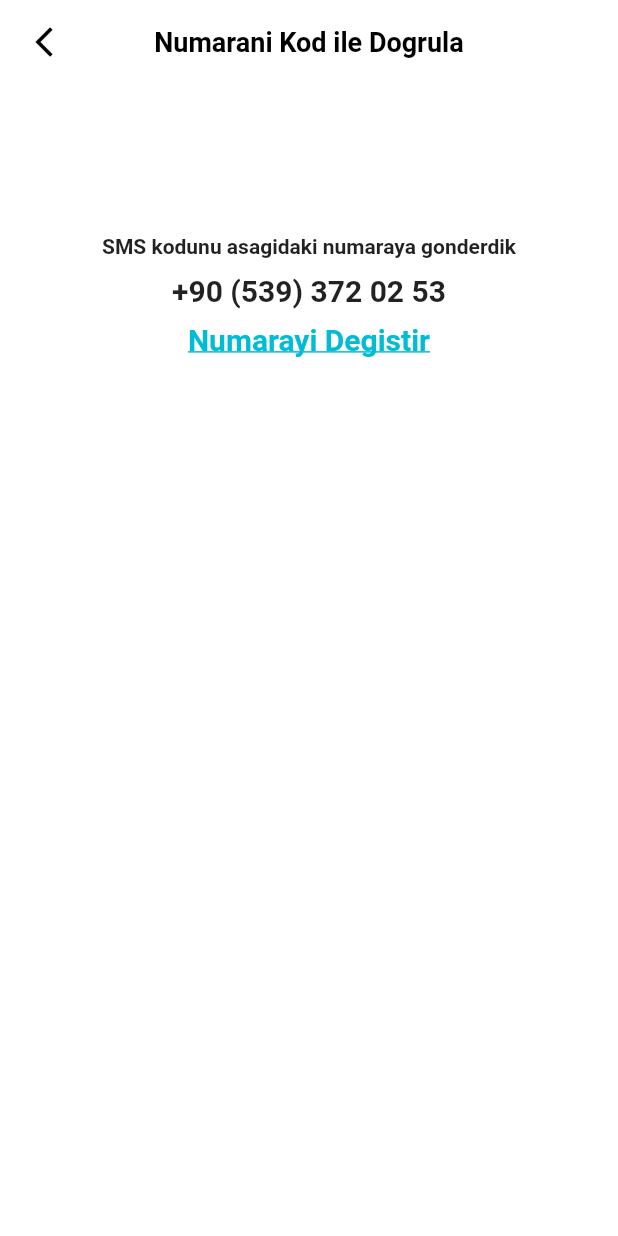
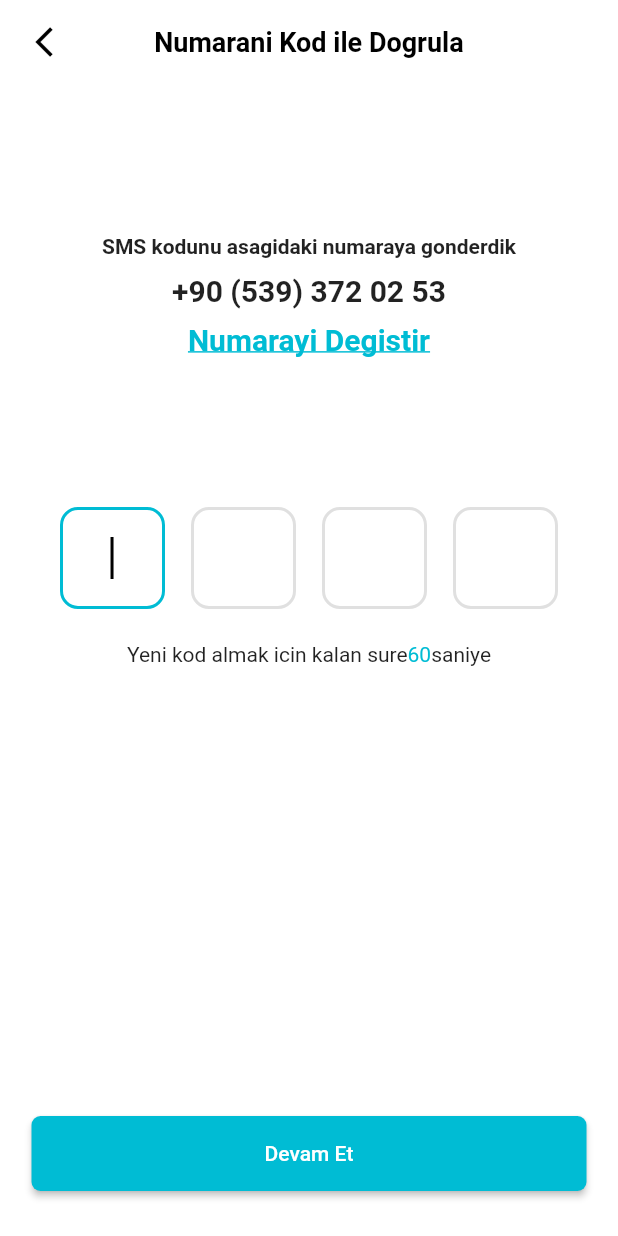
Before and after one commit to sabricakmakci/BinbinDemo, a Flutter app: the screen it shows after launch, after a tap on "Devam Et", on a phone screen of 412 x 824 dp. Run offline on Flutter 3.47's test engine with Material 2 defaults, Android fonts, the light colour scheme and no system bars; our stand-ins replace intl_phone_number_input.

Commit message:
code input and button

```diff
--- a/lib/feature/login/login_view.dart
+++ b/lib/feature/login/login_view.dart
@@ -20,7 +20,11 @@ class _LoginViewState extends State<LoginView> {
   Widget build(BuildContext context) {
     return Scaffold(
       backgroundColor: Colors.white,
-      body: SafeArea(
+      body: GestureDetector(
+        onTap: () {
+          FocusScope.of(context).unfocus();
+        },
+        child: SafeArea(
           child: SingleChildScrollView(
             child: Center(
               child: Column(
@@ -50,11 +54,7 @@ class _LoginViewState extends State<LoginView> {
                           initialValue: number,
                           autoValidateMode: AutovalidateMode.disabled,
                           ignoreBlank: false,
-                        inputBorder: const OutlineInputBorder(
-                            borderSide: BorderSide(
-                          color: Colors.pink,
-                        )),
-                        keyboardType: const TextInputType.numberWithOptions(signed: true, decimal: true),
+                          keyboardType: const TextInputType.numberWithOptions(signed: false, decimal: true),
                           selectorConfig: const SelectorConfig(selectorType: PhoneInputSelectorType.BOTTOM_SHEET),
                           inputDecoration: const InputDecoration(border: InputBorder.none, hintText: "(###) ### ## ##"),
                           onInputChanged: (value) {},
@@ -139,7 +139,7 @@ class _LoginViewState extends State<LoginView> {
                   ),
                   ElevatedButton(
                       style: ElevatedButton.styleFrom(
-                        minimumSize: const Size(400, 50),
+                          minimumSize: const Size(370, 50),
                           backgroundColor: Colors.cyan,
                           shape: RoundedRectangleBorder(borderRadius: BorderRadius.circular(6))),
                       onPressed: () {
@@ -151,6 +151,7 @@ class _LoginViewState extends State<LoginView> {
             ),
           ),
         ),
+      ),
     );
   }
 }
--- a/lib/feature/login/verification_view.dart
+++ b/lib/feature/login/verification_view.dart
@@ -1,3 +1,4 @@
+import 'package:binbin/product/models/otp_textfield.dart';
 import 'package:flutter/material.dart';
 
 class VerifationView extends StatefulWidget {
@@ -27,41 +28,61 @@ class _VerifationViewState extends State<VerifationView> {
         backgroundColor: Colors.white,
         title: const Text("Numarani Kod ile Dogrula"),
       ),
-      body: Center(
+      body: GestureDetector(
+        onTap: () {
+          FocusScope.of(context).unfocus();
+        },
+        child: SingleChildScrollView(
+          child: Center(
             child: Column(
               children: [
                 const Padding(
                     padding: EdgeInsets.only(top: 100),
-              child: Text(
-                "SMS kodunu asagidaki numaraya gonderdik",
-                style: TextStyle(fontWeight: FontWeight.w600),
-              ),
-            ),
-            const SizedBox(
-              height: 10,
-            ),
-            const Text(
-              "+90 (539) 372 02 53",
-              style: TextStyle(
-                fontSize: 20,
-                fontWeight: FontWeight.bold,
-              ),
-            ),
-            const SizedBox(
-              height: 10,
-            ),
+                    child:
+                        Text("SMS kodunu asagidaki numaraya gonderdik", style: TextStyle(fontWeight: FontWeight.w600))),
+                const SizedBox(height: 10),
+                const Text("+90 (539) 372 02 53", style: TextStyle(fontSize: 20, fontWeight: FontWeight.bold)),
+                const SizedBox(height: 10),
                 GestureDetector(
                     onTap: () {},
-              child: const Text(
-                "Numarayi Degistir",
+                    child: const Text("Numarayi Degistir",
                         style: TextStyle(
                             decoration: TextDecoration.underline,
                             color: Colors.cyan,
                             fontWeight: FontWeight.w600,
-                    fontSize: 20),
+                            fontSize: 20))),
+                const SizedBox(height: 100),
+                Padding(
+                  padding: const EdgeInsets.symmetric(horizontal: 40),
+                  child: Row(
+                    mainAxisAlignment: MainAxisAlignment.spaceBetween,
+                    children: const [
+                      OTPTextField(),
+                      OTPTextField(),
+                      OTPTextField(),
+                      OTPTextField(),
+                    ],
                   ),
                 ),
+                RichText(
+                    text: const TextSpan(children: [
+                  TextSpan(text: "Yeni kod almak icin kalan sure", style: TextStyle(color: Colors.black87)),
+                  TextSpan(text: "60", style: TextStyle(color: Colors.cyan)),
+                  TextSpan(text: "saniye", style: TextStyle(color: Colors.black87))
+                ])),
+                const SizedBox(height: 300),
+                ElevatedButton(
+                    style: ElevatedButton.styleFrom(
+                        minimumSize: const Size(370, 50),
+                        backgroundColor: Colors.cyan,
+                        shape: RoundedRectangleBorder(borderRadius: BorderRadius.circular(6))),
+                    onPressed: () {
+                      Navigator.push(context, MaterialPageRoute(builder: ((context) => const VerifationView())));
+                    },
+                    child: const Text("Devam Et"))
               ],
+            ),
+          ),
         ),
       ),
     );
--- /dev/null
+++ b/lib/product/models/otp_textfield.dart
@@ -0,0 +1,46 @@
+import 'package:flutter/material.dart';
+
+class OTPTextField extends StatefulWidget {
+  const OTPTextField({super.key});
+
+  @override
+  State<OTPTextField> createState() => _OTPTextFieldState();
+}
+
+class _OTPTextFieldState extends State<OTPTextField> {
+  bool? first;
+  bool? last;
+  @override
+  Widget build(BuildContext context) {
+    return SizedBox(
+      height: 90,
+      width: 70,
+      child: TextField(
+        autofocus: true,
+        onChanged: (value) {
+          if (value.length == 1 && last == false) {
+            FocusScope.of(context).nextFocus();
+          }
+          if (value.isEmpty && first == false) {
+            FocusScope.of(context).previousFocus();
+          }
+        },
+        cursorColor: Colors.black,
+        showCursor: true,
+        readOnly: false,
+        textAlign: TextAlign.center,
+        style: const TextStyle(fontSize: 24),
+        keyboardType: TextInputType.number,
+        maxLength: 1,
+        decoration: InputDecoration(
+            counter: const Offstage(),
+            enabledBorder: OutlineInputBorder(
+              borderSide: BorderSide(width: 2, color: Colors.grey.shade300),
+              borderRadius: BorderRadius.circular(12),
+            ),
+            focusedBorder: OutlineInputBorder(
+                borderSide: const BorderSide(width: 2, color: Colors.cyan), borderRadius: BorderRadius.circular(12))),
+      ),
+    );
+  }
+}
```
Lines whose indentation alone changed are shown as unchanged.
